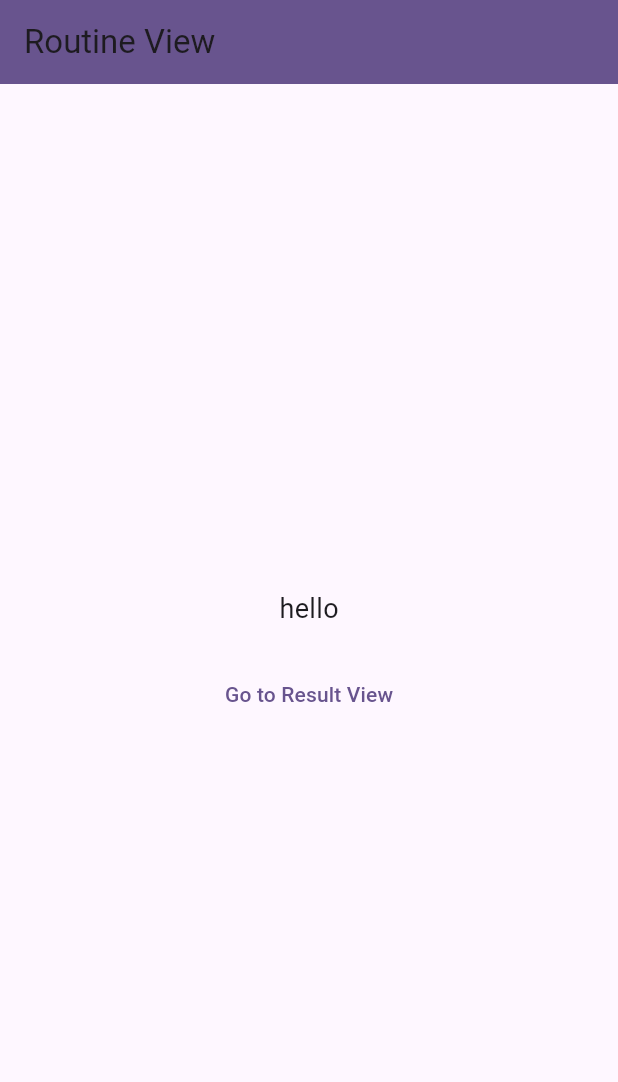
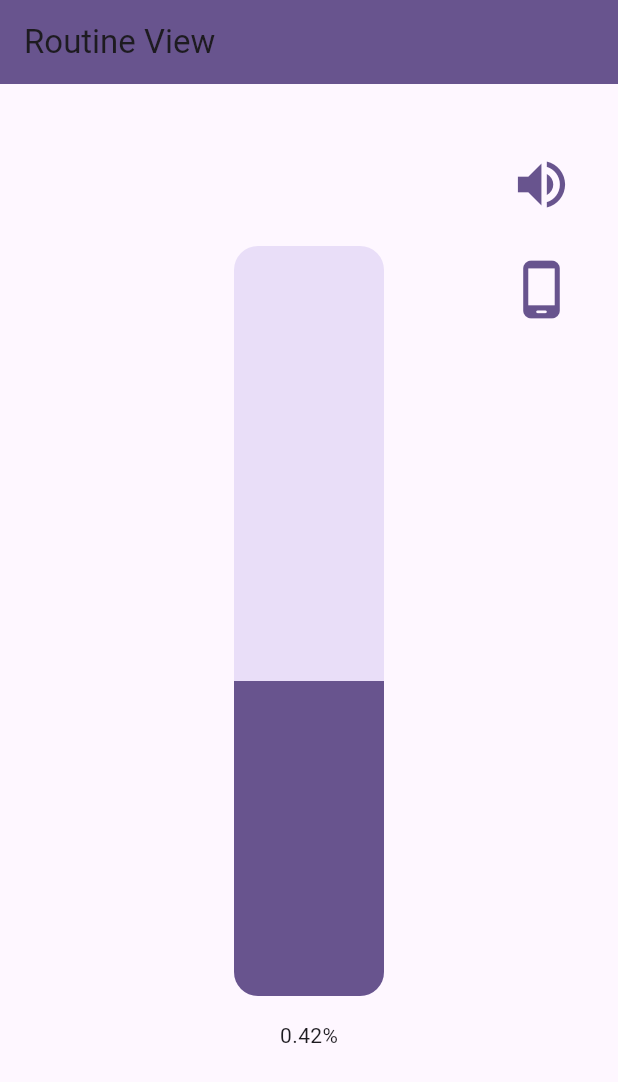
Before and after one commit to StartHack-PSFO/PeakFocus, a Flutter app: the RoutineView screen opened directly, on a phone screen of 412 x 824 dp. Shown: the top 1082 px of the screen. Run offline on Flutter 3.47's test engine with Material 2 defaults, Android fonts, the light colour scheme and no system bars; our stand-ins replace audioplayers, vibration.

Commit message:
added routine view

```diff
--- a/neuroapp/lib/views/routineView.dart
+++ b/neuroapp/lib/views/routineView.dart
@@ -1,8 +1,34 @@
 import 'package:flutter/material.dart';
-import 'package:neuroapp/views/resultView.dart';
 
-class RoutineView extends StatelessWidget {
+class RoutineView extends StatefulWidget {
   const RoutineView({Key? key}) : super(key: key);
+
+  @override
+  _RoutineViewState createState() => _RoutineViewState();
+}
+
+class _RoutineViewState extends State<RoutineView> {
+  double _progress = 0.42; // Set your initial percentage value here
+  bool _isMuted = false; // Track the mute state
+  bool _canVibrate = false; // Track the mute state
+
+  void _toggleMute() {
+    setState(() {
+      _isMuted = !_isMuted;
+    });
+
+    // Call your service here with the _isMuted value
+    // For example: _myService.setMute(_isMuted);
+  }
+
+  void _toggleVibrate() {
+    setState(() {
+      _canVibrate = !_canVibrate;
+    });
+
+    // Call your service here with the _isMuted value
+    // For example: _myService.setMute(_isMuted);
+  }
 
   @override
   Widget build(BuildContext context) {
@@ -11,26 +37,82 @@ class RoutineView extends StatelessWidget {
         backgroundColor: Theme.of(context).colorScheme.primary,
         title: Text('Routine View'),
       ),
-      body: Center(
-        child: Column(
-          mainAxisAlignment: MainAxisAlignment.center,
-          children: [
-            Text(
-              'hello',
-              style: TextStyle(fontSize: 18),
+      body: Stack(
+        children: [
+          Positioned.fill(
+            child: Align(
+              alignment: Alignment.center,
+              child: Column(
+                mainAxisAlignment: MainAxisAlignment.center,
+                children: [
+                  RotatedBox(
+                    quarterTurns: -1, // Rotate the progress bar by 90 degrees
+                    child: Container(
+                      width: 500.0, // Custom width for the progress bar
+                      height: 100.0, // Custom height for the progress bar
+                      child: ClipRRect(
+                        borderRadius: BorderRadius.circular(16.0),
+                        child: LinearProgressIndicator(
+                          value: _progress,
+                        ),
+                      ),
+                    ),
+                  ),
+                  Padding(
+                    padding: EdgeInsets.all(16.0),
+                    child: Text('$_progress%'),
+                  ),
+                ],
+              ),
             ),
-            SizedBox(height: 20),
-            TextButton(
-              onPressed: () {
-                Navigator.push(
-                  context,
-                  MaterialPageRoute(builder: (context) => ResultView()),
-                );
-              },
-              child: Text('Go to Result View'),
+          ),
+          Positioned(
+            top: 32.0,
+            right: 16.0,
+            child: Column(
+              children: [
+                SizedBox(
+                  height: 70.0,
+                  width: 70.0,
+                  child: ClipRRect(
+                    borderRadius: BorderRadius.circular(
+                        50.0), // Set the border radius for rounded corners
+                    child: Container(
+                      // color: Theme.of(context).colorScheme.tertiary,
+                      child: TextButton(
+                        onPressed: _toggleMute,
+                        child: Icon(
+                          _isMuted ? Icons.volume_off : Icons.volume_up,
+                          size: 42.0, // Set the size of the icon
+                        ),
+                      ),
+                    ),
+                  ),
+                ),
+                SizedBox(
+                  height: 70.0,
+                  width: 70.0,
+                  child: ClipRRect(
+                    borderRadius: BorderRadius.circular(
+                        50.0), // Set the border radius for rounded corners
+                    child: Container(
+                      // color: Theme.of(context).colorScheme.tertiary,
+                      child: TextButton(
+                        onPressed: _toggleVibrate,
+                        child: Icon(
+                          _canVibrate
+                              ? Icons.vibration
+                              : Icons.phone_android_rounded,
+                          size: 42.0, // Set the size of the icon
+                        ),
+                      ),
+                    ),
+                  ),
+                ),
+              ],
             ),
-          ],
-        ),
+          ),
+        ],
       ),
     );
   }
```
